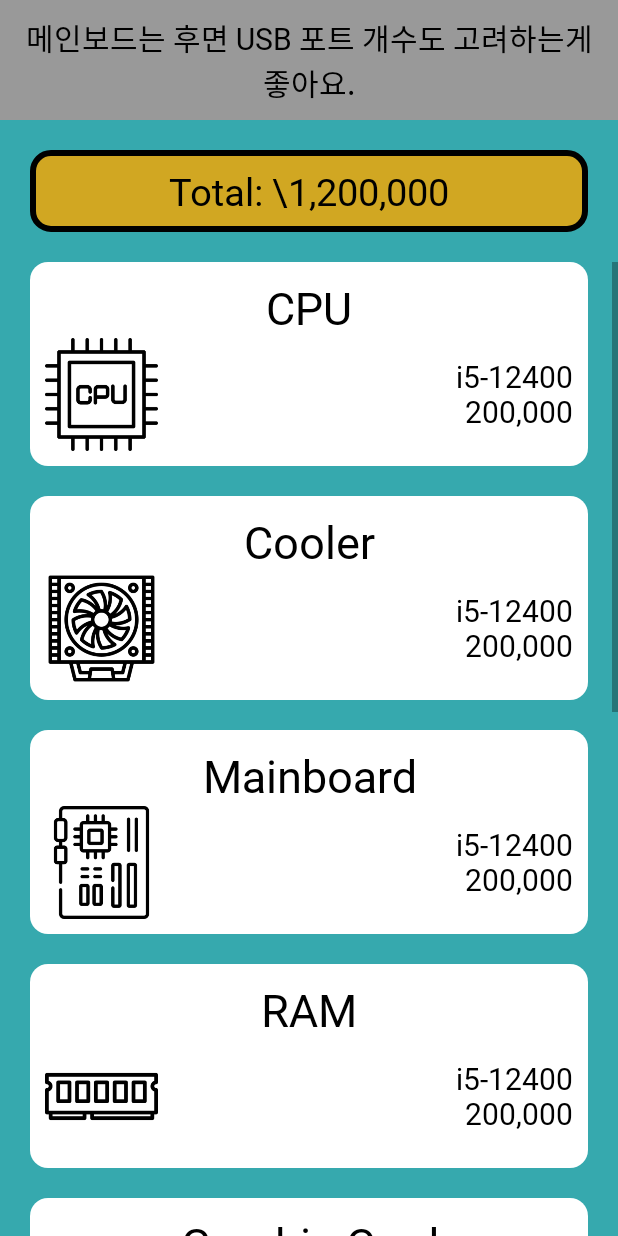
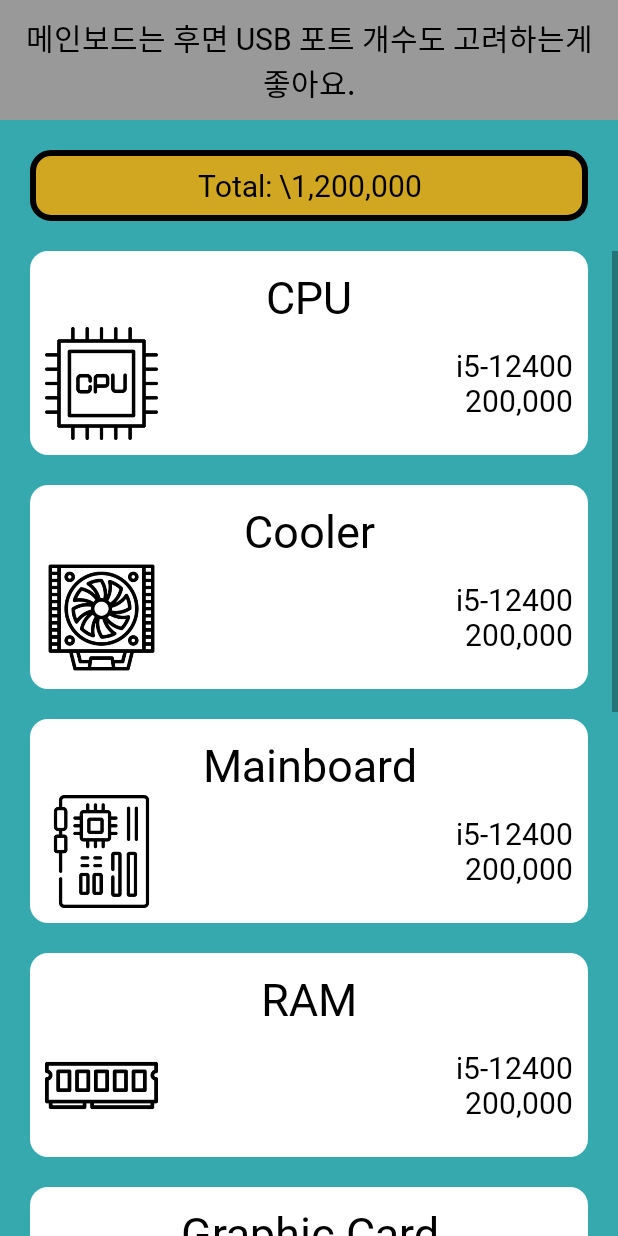
Before and after one commit to DecisionDisorder/ComputerGuide, an Android app: the EstimateListActivity screen opened directly, with no data from a screen before it, on a phone screen of 412 x 824 dp. Run offline under Robolectric (Android 15) with nearby library versions, the phone set to English and light mode, and no system bars; Roboto replaces fonts that are not available here; 1 statement that could not run was skipped.

Commit message:
Add files via upload

```diff
--- a/src/main/res/layout/activity_estimate_list.xml
+++ b/src/main/res/layout/activity_estimate_list.xml
@@ -15,6 +15,7 @@
         android:name="com.threebro.computerguide.TipFragment"/>
 
     <TextView
+        android:id="@+id/priceID"
         android:layout_margin="20dp"
         android:layout_width="match_parent"
         android:layout_height="wrap_content"
@@ -24,7 +25,7 @@
         android:fontFamily="@font/godo_m"
         android:textAlignment="center"
         android:textColor="@color/black"
-        android:textSize="25dp"/>
+        android:textSize="20dp"/>
     <ScrollView
         android:layout_width="match_parent"
         android:layout_height="0dp"
--- a/src/main/res/layout/activity_product_list.xml
+++ b/src/main/res/layout/activity_product_list.xml
@@ -54,7 +54,7 @@
                 android:gravity="right"
                 android:fontFamily="@font/godo_m"
                 android:text="i5-12400\n16GB\nRTX 3050\n500GB\n\\1,200,000"
-                android:textSize="20dp"
+                android:textSize="18dp"
                 android:textColor="@color/black"
                 android:textAlignment="gravity"/>
         </LinearLayout>
@@ -100,7 +100,7 @@
                 android:gravity="right"
                 android:fontFamily="@font/godo_m"
                 android:text="i5-12400\n16GB\nRTX 3050\n500GB\n\\1,200,000"
-                android:textSize="20dp"
+                android:textSize="18dp"
                 android:textColor="@color/black"
                 android:textAlignment="gravity"/>
         </LinearLayout>
```
